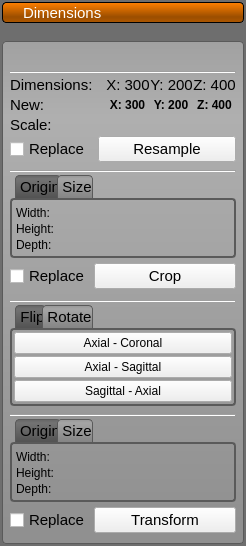
First picture: the form in Interface/AppInterface/LayerGroupWidget.ui, repository jessdtate/Seg3D, before the edit.
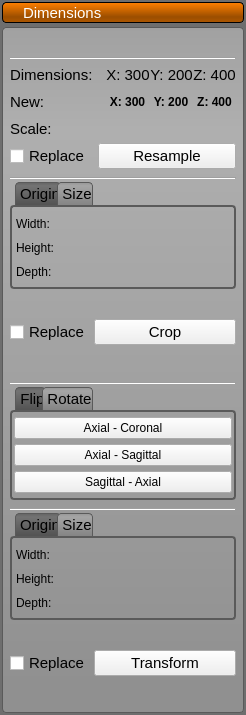
Second picture: the form after the edit. The open tabs and pages were chosen to show the change. Icons and pictures are not drawn.

Commit message: removed the flip/rotate tool

Diff of the .ui file:
```diff
--- a/Interface/AppInterface/LayerGroupWidget.ui
+++ b/Interface/AppInterface/LayerGroupWidget.ui
@@ -7,11 +7,11 @@
     <x>0</x>
     <y>0</y>
     <width>246</width>
-    <height>546</height>
+    <height>711</height>
    </rect>
   </property>
   <property name="sizePolicy">
-   <sizepolicy hsizetype="MinimumExpanding" vsizetype="Fixed">
+   <sizepolicy hsizetype="Preferred" vsizetype="Fixed">
     <horstretch>0</horstretch>
     <verstretch>0</verstretch>
    </sizepolicy>
@@ -44,7 +44,6 @@
 border-top: 1px solid rgb(90,90,90);
 border-left: 1px solid rgb(90,90,90);
 border-right: 1px solid rgb(90,90,90);
-
 }
 
 QTabBar::tab:selected{
@@ -65,26 +64,52 @@
 	background-color: rgba(0, 0, 0, 0);
 	border: 1px solid rgba(0, 0, 0, 0);
 }
+QToolButton#group_crop_button_:checked{
+	background-color: rgb(233, 111, 53);
+	border-radius: 3px;
+	border: 1px solid rgb(142, 67, 32);
+}
 
 QToolButton#group_flip_rotate_button_{
 	background-color: rgba(0, 0, 0, 0);
 	border: 1px solid rgba(0, 0, 0, 0);
 }
+QToolButton#group_flip_rotate_button_:checked{
+	background-color: rgb(233, 111, 53);
+	border-radius: 3px;
+	border: 1px solid rgb(142, 67, 32);
+}
 
 QToolButton#group_new_button_{
 	background-color: rgba(0, 0, 0, 0);
 	border: 1px solid rgba(0, 0, 0, 0);
 }
+QToolButton#group_new_button_:pressed{
+	background-color: rgb(233, 111, 53);
+	border-radius: 3px;
+	border: 1px solid rgb(142, 67, 32);
+}
+
 
 QToolButton#group_resample_button_{
 	background-color: rgba(0, 0, 0, 0);
 	border: 1px solid rgba(0, 0, 0, 0);
 }
+QToolButton#group_resample_button_:checked{
+	background-color: rgb(233, 111, 53);
+	border-radius: 3px;
+	border: 1px solid rgb(142, 67, 32);
+}
 
 QToolButton#group_transform_button_{
 	background-color: rgba(0, 0, 0, 0);
 	border: 1px solid rgba(0, 0, 0, 0);
 }
+QToolButton#group_transform_button_:checked{
+	background-color: rgb(233, 111, 53);
+	border-radius: 3px;
+	border: 1px solid rgb(142, 67, 32);
+}
 
 QToolButton#group_visibility_button_{
 	background-color: rgba(0, 0, 0, 0);
@@ -311,7 +336,7 @@
    <item>
     <widget class="QFrame" name="group_frame_">
      <property name="sizePolicy">
-      <sizepolicy hsizetype="MinimumExpanding" vsizetype="MinimumExpanding">
+      <sizepolicy hsizetype="Preferred" vsizetype="Preferred">
        <horstretch>0</horstretch>
        <verstretch>0</verstretch>
       </sizepolicy>
@@ -550,6 +575,12 @@
       </item>
       <item>
        <widget class="QWidget" name="resample_" native="true">
+        <property name="minimumSize">
+         <size>
+          <width>0</width>
+          <height>120</height>
+         </size>
+        </property>
         <layout class="QVBoxLayout" name="verticalLayout">
          <property name="spacing">
           <number>2</number>
@@ -751,6 +782,12 @@
       </item>
       <item>
        <widget class="QWidget" name="roi_" native="true">
+        <property name="minimumSize">
+         <size>
+          <width>0</width>
+          <height>205</height>
+         </size>
+        </property>
         <layout class="QVBoxLayout" name="verticalLayout_23">
          <property name="spacing">
           <number>2</number>
@@ -767,6 +804,12 @@
          </item>
          <item>
           <widget class="QTabWidget" name="tabWidget">
+           <property name="sizePolicy">
+            <sizepolicy hsizetype="Preferred" vsizetype="Preferred">
+             <horstretch>0</horstretch>
+             <verstretch>0</verstretch>
+            </sizepolicy>
+           </property>
            <property name="font">
             <font>
              <pointsize>11</pointsize>
@@ -882,6 +925,12 @@
             </layout>
            </widget>
            <widget class="QWidget" name="tab_2">
+            <property name="minimumSize">
+             <size>
+              <width>0</width>
+              <height>80</height>
+             </size>
+            </property>
             <attribute name="title">
              <string>Size</string>
             </attribute>
@@ -997,6 +1046,12 @@
             </property>
             <item>
              <widget class="QCheckBox" name="checkBox">
+              <property name="sizePolicy">
+               <sizepolicy hsizetype="Preferred" vsizetype="Fixed">
+                <horstretch>0</horstretch>
+                <verstretch>0</verstretch>
+               </sizepolicy>
+              </property>
               <property name="minimumSize">
                <size>
                 <width>80</width>
@@ -1038,6 +1093,12 @@
          </property>
          <item>
           <widget class="Line" name="line_4">
+           <property name="sizePolicy">
+            <sizepolicy hsizetype="Preferred" vsizetype="Fixed">
+             <horstretch>0</horstretch>
+             <verstretch>0</verstretch>
+            </sizepolicy>
+           </property>
            <property name="orientation">
             <enum>Qt::Horizontal</enum>
            </property>
@@ -1045,6 +1106,17 @@
          </item>
          <item>
           <widget class="QTabWidget" name="tabWidget_2">
+           <property name="sizePolicy">
+            <sizepolicy hsizetype="Preferred" vsizetype="Preferred">
+             <horstretch>0</horstretch>
+             <verstretch>0</verstretch>
+            </sizepolicy>
+           </property>
+           <property name="font">
+            <font>
+             <pointsize>11</pointsize>
+            </font>
+           </property>
            <property name="currentIndex">
             <number>0</number>
            </property>
@@ -1082,7 +1154,13 @@
              </item>
             </layout>
            </widget>
-           <widget class="QWidget" name="tab_4">
+           <widget class="QWidget" name="rotate_tab_">
+            <property name="minimumSize">
+             <size>
+              <width>0</width>
+              <height>86</height>
+             </size>
+            </property>
             <attribute name="title">
              <string>Rotate</string>
             </attribute>
@@ -1094,21 +1172,39 @@
               <number>2</number>
              </property>
              <item>
-              <widget class="QPushButton" name="pushButton">
+              <widget class="QPushButton" name="axial_coronal_rotate_button_">
+               <property name="sizePolicy">
+                <sizepolicy hsizetype="Preferred" vsizetype="Fixed">
+                 <horstretch>0</horstretch>
+                 <verstretch>0</verstretch>
+                </sizepolicy>
+               </property>
                <property name="text">
                 <string>Axial - Coronal</string>
                </property>
               </widget>
              </item>
              <item>
-              <widget class="QPushButton" name="pushButton_2">
+              <widget class="QPushButton" name="axial_sagittal_rotate_button_">
+               <property name="sizePolicy">
+                <sizepolicy hsizetype="Preferred" vsizetype="Fixed">
+                 <horstretch>0</horstretch>
+                 <verstretch>0</verstretch>
+                </sizepolicy>
+               </property>
                <property name="text">
                 <string>Axial - Sagittal</string>
                </property>
               </widget>
              </item>
              <item>
-              <widget class="QPushButton" name="pushButton_3">
+              <widget class="QPushButton" name="sagittal_axial_rotate_button_">
+               <property name="sizePolicy">
+                <sizepolicy hsizetype="MinimumExpanding" vsizetype="Fixed">
+                 <horstretch>0</horstretch>
+                 <verstretch>0</verstretch>
+                </sizepolicy>
+               </property>
                <property name="text">
                 <string>Sagittal - Axial</string>
                </property>
@@ -1123,6 +1219,12 @@
       </item>
       <item>
        <widget class="QWidget" name="transform_" native="true">
+        <property name="minimumSize">
+         <size>
+          <width>0</width>
+          <height>205</height>
+         </size>
+        </property>
         <layout class="QVBoxLayout" name="verticalLayout_7">
          <property name="spacing">
           <number>2</number>
@@ -1132,6 +1234,18 @@
          </property>
          <item>
           <widget class="Line" name="line_3">
+           <property name="sizePolicy">
+            <sizepolicy hsizetype="Preferred" vsizetype="Fixed">
+             <horstretch>0</horstretch>
+             <verstretch>0</verstretch>
+            </sizepolicy>
+           </property>
+           <property name="minimumSize">
+            <size>
+             <width>0</width>
+             <height>0</height>
+            </size>
+           </property>
            <property name="orientation">
             <enum>Qt::Horizontal</enum>
            </property>
@@ -1139,6 +1253,17 @@
          </item>
          <item>
           <widget class="QTabWidget" name="tabWidget_3">
+           <property name="sizePolicy">
+            <sizepolicy hsizetype="Preferred" vsizetype="Preferred">
+             <horstretch>0</horstretch>
+             <verstretch>0</verstretch>
+            </sizepolicy>
+           </property>
+           <property name="font">
+            <font>
+             <pointsize>11</pointsize>
+            </font>
+           </property>
            <property name="tabPosition">
             <enum>QTabWidget::North</enum>
            </property>
@@ -1249,6 +1374,12 @@
             </layout>
            </widget>
            <widget class="QWidget" name="tab_6">
+            <property name="minimumSize">
+             <size>
+              <width>0</width>
+              <height>80</height>
+             </size>
+            </property>
             <attribute name="title">
              <string>Size</string>
             </attribute>
@@ -1364,6 +1495,12 @@
             </property>
             <item>
              <widget class="QCheckBox" name="checkBox_3">
+              <property name="sizePolicy">
+               <sizepolicy hsizetype="Preferred" vsizetype="Fixed">
+                <horstretch>0</horstretch>
+                <verstretch>0</verstretch>
+               </sizepolicy>
+              </property>
               <property name="minimumSize">
                <size>
                 <width>80</width>
```
Left out of the diff: 56 changed lines with no effect on the pictures. The commit also changes 6 other files.
